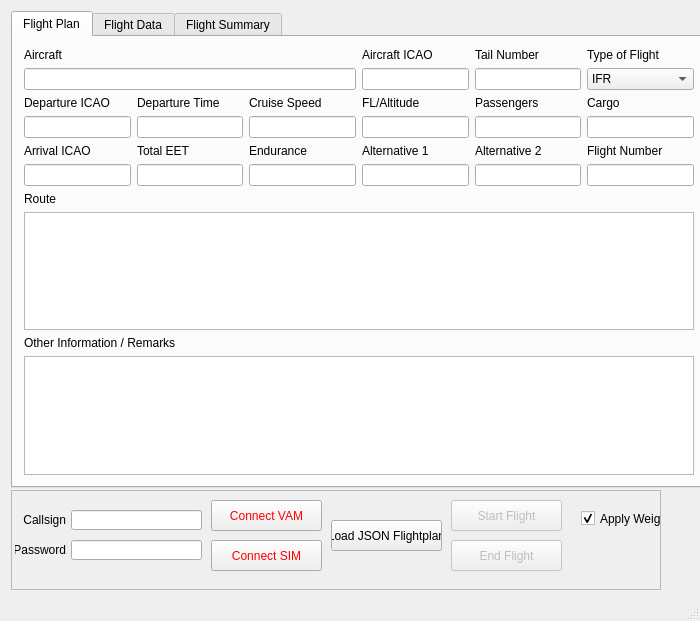
Qt form mainwindow.ui (Maeyanie/OAACARS) before a commit.
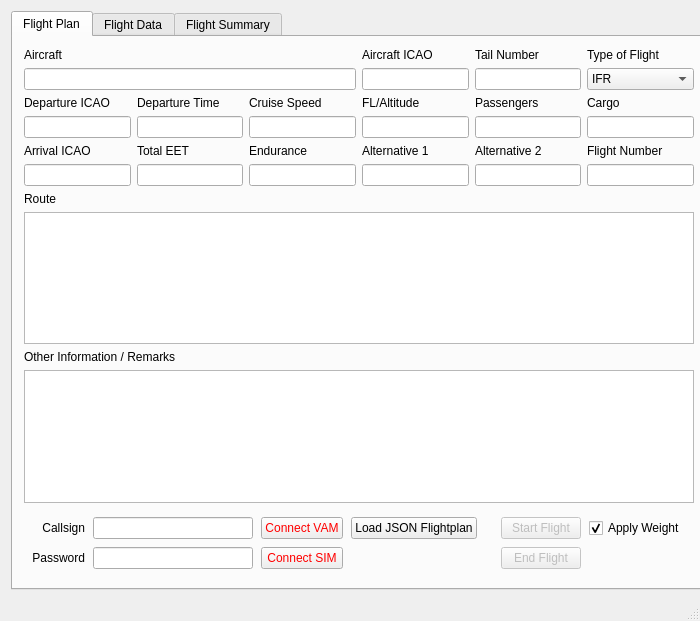
The same form after that commit.

Commit message: Improve mainwindow layout for non-Windows users

Diff of the .ui file:
```diff
--- a/mainwindow.ui
+++ b/mainwindow.ui
@@ -271,6 +271,204 @@
           </property>
          </widget>
         </item>
+        <item>
+         <layout class="QGridLayout" name="gridLayout_4">
+          <property name="leftMargin">
+           <number>8</number>
+          </property>
+          <property name="topMargin">
+           <number>8</number>
+          </property>
+          <property name="rightMargin">
+           <number>8</number>
+          </property>
+          <property name="bottomMargin">
+           <number>8</number>
+          </property>
+          <property name="spacing">
+           <number>8</number>
+          </property>
+          <item row="0" column="1">
+           <widget class="QLineEdit" name="callsign">
+            <property name="sizePolicy">
+             <sizepolicy hsizetype="Expanding" vsizetype="Fixed">
+              <horstretch>2</horstretch>
+              <verstretch>0</verstretch>
+             </sizepolicy>
+            </property>
+            <property name="minimumSize">
+             <size>
+              <width>0</width>
+              <height>0</height>
+             </size>
+            </property>
+           </widget>
+          </item>
+          <item row="1" column="0">
+           <widget class="QLabel" name="label_16">
+            <property name="text">
+             <string>Password</string>
+            </property>
+            <property name="alignment">
+             <set>Qt::AlignRight|Qt::AlignTrailing|Qt::AlignVCenter</set>
+            </property>
+           </widget>
+          </item>
+          <item row="0" column="0">
+           <widget class="QLabel" name="label_15">
+            <property name="text">
+             <string>Callsign</string>
+            </property>
+            <property name="alignment">
+             <set>Qt::AlignRight|Qt::AlignTrailing|Qt::AlignVCenter</set>
+            </property>
+           </widget>
+          </item>
+          <item row="0" column="2">
+           <widget class="QPushButton" name="connectButton">
+            <property name="sizePolicy">
+             <sizepolicy hsizetype="Preferred" vsizetype="Fixed">
+              <horstretch>1</horstretch>
+              <verstretch>0</verstretch>
+             </sizepolicy>
+            </property>
+            <property name="minimumSize">
+             <size>
+              <width>0</width>
+              <height>0</height>
+             </size>
+            </property>
+            <property name="styleSheet">
+             <string notr="true">QPushButton { color: rgb(255,0,0); }</string>
+            </property>
+            <property name="text">
+             <string>Connect VAM</string>
+            </property>
+           </widget>
+          </item>
+          <item row="1" column="1">
+           <widget class="QLineEdit" name="password">
+            <property name="sizePolicy">
+             <sizepolicy hsizetype="Expanding" vsizetype="Fixed">
+              <horstretch>2</horstretch>
+              <verstretch>0</verstretch>
+             </sizepolicy>
+            </property>
+           </widget>
+          </item>
+          <item row="0" column="6">
+           <widget class="QCheckBox" name="applyWeight">
+            <property name="sizePolicy">
+             <sizepolicy hsizetype="Preferred" vsizetype="Fixed">
+              <horstretch>1</horstretch>
+              <verstretch>0</verstretch>
+             </sizepolicy>
+            </property>
+            <property name="toolTip">
+             <string>Apply passenger and cargo weight to plane when Start Flight is clicked.</string>
+            </property>
+            <property name="text">
+             <string>Apply Weight</string>
+            </property>
+            <property name="checked">
+             <bool>true</bool>
+            </property>
+           </widget>
+          </item>
+          <item row="0" column="5">
+           <widget class="QPushButton" name="startButton">
+            <property name="enabled">
+             <bool>false</bool>
+            </property>
+            <property name="sizePolicy">
+             <sizepolicy hsizetype="Preferred" vsizetype="Fixed">
+              <horstretch>1</horstretch>
+              <verstretch>0</verstretch>
+             </sizepolicy>
+            </property>
+            <property name="minimumSize">
+             <size>
+              <width>0</width>
+              <height>0</height>
+             </size>
+            </property>
+            <property name="text">
+             <string>Start Flight</string>
+            </property>
+           </widget>
+          </item>
+          <item row="1" column="2">
+           <widget class="QPushButton" name="conSim">
+            <property name="sizePolicy">
+             <sizepolicy hsizetype="Minimum" vsizetype="Preferred">
+              <horstretch>1</horstretch>
+              <verstretch>0</verstretch>
+             </sizepolicy>
+            </property>
+            <property name="minimumSize">
+             <size>
+              <width>0</width>
+              <height>0</height>
+             </size>
+            </property>
+            <property name="styleSheet">
+             <string notr="true">QPushButton { color: rgb(255,0,0); }</string>
+            </property>
+            <property name="text">
+             <string>Connect SIM</string>
+            </property>
+           </widget>
+          </item>
+          <item row="0" column="3">
+           <widget class="QPushButton" name="loadJsonButton">
+            <property name="sizePolicy">
+             <sizepolicy hsizetype="Preferred" vsizetype="Fixed">
+              <horstretch>1</horstretch>
+              <verstretch>0</verstretch>
+             </sizepolicy>
+            </property>
+            <property name="minimumSize">
+             <size>
+              <width>0</width>
+              <height>0</height>
+             </size>
+            </property>
+            <property name="text">
+             <string>Load JSON Flightplan</string>
+            </property>
+           </widget>
+          </item>
+          <item row="1" column="5">
+           <widget class="QPushButton" name="endButton">
+            <property name="enabled">
+             <bool>false</bool>
+            </property>
+            <property name="sizePolicy">
+             <sizepolicy hsizetype="Preferred" vsizetype="Fixed">
+              <horstretch>1</horstretch>
+              <verstretch>0</verstretch>
+             </sizepolicy>
+            </property>
+            <property name="text">
+             <string>End Flight</string>
+            </property>
+           </widget>
+          </item>
+          <item row="0" column="4">
+           <spacer name="horizontalSpacer">
+            <property name="orientation">
+             <enum>Qt::Horizontal</enum>
+            </property>
+            <property name="sizeHint" stdset="0">
+             <size>
+              <width>16</width>
+              <height>1</height>
+             </size>
+            </property>
+           </spacer>
+          </item>
+         </layout>
+        </item>
        </layout>
       </widget>
       <widget class="QWidget" name="dataTab">
@@ -787,176 +985,6 @@
       </widget>
      </widget>
     </item>
-    <item>
-     <widget class="QFrame" name="frame">
-      <property name="sizePolicy">
-       <sizepolicy hsizetype="Fixed" vsizetype="Fixed">
-        <horstretch>0</horstretch>
-        <verstretch>0</verstretch>
-       </sizepolicy>
-      </property>
-      <property name="minimumSize">
-       <size>
-        <width>650</width>
-        <height>100</height>
-       </size>
-      </property>
-      <property name="frameShape">
-       <enum>QFrame::StyledPanel</enum>
-      </property>
-      <property name="frameShadow">
-       <enum>QFrame::Raised</enum>
-      </property>
-      <widget class="QCheckBox" name="applyWeight">
-       <property name="geometry">
-        <rect>
-         <x>570</x>
-         <y>20</y>
-         <width>91</width>
-         <height>17</height>
-        </rect>
-       </property>
-       <property name="toolTip">
-        <string>Apply passenger and cargo weight to plane when Start Flight is clicked.</string>
-       </property>
-       <property name="text">
-        <string>Apply Weight</string>
-       </property>
-       <property name="checked">
-        <bool>true</bool>
-       </property>
-      </widget>
-      <widget class="QPushButton" name="endButton">
-       <property name="enabled">
-        <bool>false</bool>
-       </property>
-       <property name="geometry">
-        <rect>
-         <x>440</x>
-         <y>50</y>
-         <width>111</width>
-         <height>31</height>
-        </rect>
-       </property>
-       <property name="text">
-        <string>End Flight</string>
-       </property>
-      </widget>
-      <widget class="QLineEdit" name="callsign">
-       <property name="geometry">
-        <rect>
-         <x>60</x>
-         <y>20</y>
-         <width>131</width>
-         <height>20</height>
-        </rect>
-       </property>
-      </widget>
-      <widget class="QLineEdit" name="password">
-       <property name="geometry">
-        <rect>
-         <x>60</x>
-         <y>50</y>
-         <width>131</width>
-         <height>20</height>
-        </rect>
-       </property>
-      </widget>
-      <widget class="QPushButton" name="connectButton">
-       <property name="geometry">
-        <rect>
-         <x>200</x>
-         <y>10</y>
-         <width>111</width>
-         <height>31</height>
-        </rect>
-       </property>
-       <property name="styleSheet">
-        <string notr="true">QPushButton { color: rgb(255,0,0); }</string>
-       </property>
-       <property name="text">
-        <string>Connect VAM</string>
-       </property>
-      </widget>
-      <widget class="QPushButton" name="conSim">
-       <property name="geometry">
-        <rect>
-         <x>200</x>
-         <y>50</y>
-         <width>111</width>
-         <height>31</height>
-        </rect>
-       </property>
-       <property name="styleSheet">
-        <string notr="true">QPushButton { color: rgb(255,0,0); }</string>
-       </property>
-       <property name="text">
-        <string>Connect SIM</string>
-       </property>
-      </widget>
-      <widget class="QLabel" name="label_16">
-       <property name="geometry">
-        <rect>
-         <x>4</x>
-         <y>50</y>
-         <width>51</width>
-         <height>20</height>
-        </rect>
-       </property>
-       <property name="text">
-        <string>Password</string>
-       </property>
-       <property name="alignment">
-        <set>Qt::AlignRight|Qt::AlignTrailing|Qt::AlignVCenter</set>
-       </property>
-      </widget>
-      <widget class="QPushButton" name="startButton">
-       <property name="enabled">
-        <bool>false</bool>
-       </property>
-       <property name="geometry">
-        <rect>
-         <x>440</x>
-         <y>10</y>
-         <width>111</width>
-         <height>31</height>
-        </rect>
-       </property>
-       <property name="text">
-        <string>Start Flight</string>
-       </property>
-      </widget>
-      <widget class="QLabel" name="label_15">
-       <property name="geometry">
-        <rect>
-         <x>4</x>
-         <y>20</y>
-         <width>51</width>
-         <height>20</height>
-        </rect>
-       </property>
-       <property name="text">
-        <string>Callsign</string>
-       </property>
-       <property name="alignment">
-        <set>Qt::AlignRight|Qt::AlignTrailing|Qt::AlignVCenter</set>
-       </property>
-      </widget>
-      <widget class="QPushButton" name="loadJsonButton">
-       <property name="geometry">
-        <rect>
-         <x>320</x>
-         <y>30</y>
-         <width>111</width>
-         <height>31</height>
-        </rect>
-       </property>
-       <property name="text">
-        <string>Load JSON Flightplan</string>
-       </property>
-      </widget>
-     </widget>
-    </item>
    </layout>
   </widget>
   <widget class="QStatusBar" name="statusBar"/>
```
